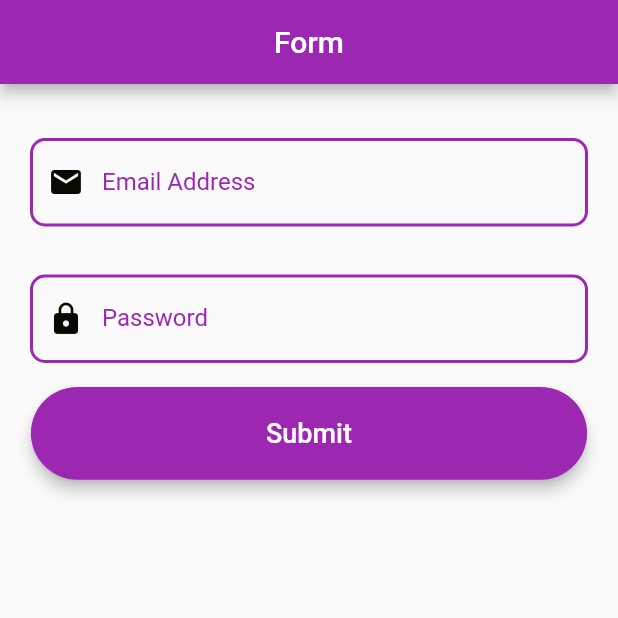
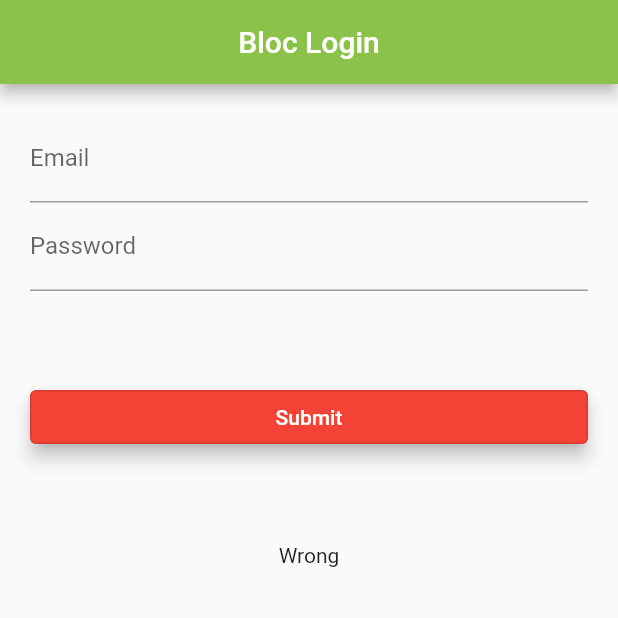
Before and after one commit to Rupesh1307/FlutterDemo, a Flutter app: the screen it shows after launch, on a phone screen of 412 x 824 dp, the top half of it. Run offline on Flutter 3.47's test engine with Material 2 defaults, Android fonts, the phone set to English and light mode, and no system bars; our stand-ins replace dio, flutter_bloc.

Commit message:
learning bloc pattern:

```diff
--- a/lib/main.dart
+++ b/lib/main.dart
@@ -3,8 +3,9 @@ import 'src/screens/app.dart';
 import 'src/screens/login.dart';
 import 'src/screens/apicall.dart';
 import 'src/screens/form.dart';
+import 'src/screens/bloc_login.dart';
 
 void main() {
-  runApp(const MaterialApp(title: 'Apicall', home: Formui()));
+  runApp(MaterialApp(title: 'Apicall', home: BlocLogin()));
   //runApp(Apicall());
 }
--- /dev/null
+++ b/lib/src/blocs/loginbloc/login_bloc.dart
@@ -0,0 +1,34 @@
+import 'package:flutter_bloc/flutter_bloc.dart';
+import 'login_event.dart';
+import 'login_state.dart';
+
+class LoginBloc extends Bloc<LoginEvent, BlocLoginState> {
+  LoginBloc() : super(LoginInitalState()) {
+    //Email
+    on<LoginEmailChangeEvent>((event, emit) {
+      if (event.emailValue == null || event.emailValue.isEmpty) {
+        emit(LoginEmailErrorState('Email filed is required'));
+      } else if (!RegExp(r'\S+@\S+\.\S+').hasMatch(event.emailValue)) {
+        emit(LoginEmailErrorState('Please enter the vaild email.'));
+      } else {
+        emit(LoginEmailValidState());
+      }
+    });
+
+//Password
+    on<LoginPasswordChangeEvent>((event, emit) {
+      if (event.passwordValue == null || event.passwordValue.isEmpty) {
+        emit(LoginPasswordErrorState('Password filed is required'));
+      } else if (!RegExp(
+              r'^(?=.*?[A-Z])(?=.*?[a-z])(?=.*?[0-9])(?=.*?[!@#\$&*~]).{8,}$')
+          .hasMatch(event.passwordValue)) {
+        emit(LoginPasswordErrorState('Please enter the vaild Password.'));
+      } else {
+        emit(LoginPasswordValidState());
+      }
+    });
+
+    //Submit
+    on<LoginSubmitEvent>((event, emit) => {emit(LoginSubmitState())});
+  }
+}
--- /dev/null
+++ b/lib/src/blocs/loginbloc/login_event.dart
@@ -0,0 +1,18 @@
+abstract class LoginEvent {}
+
+class LoginEmailChangeEvent extends LoginEvent {
+  final String emailValue;
+
+  LoginEmailChangeEvent(this.emailValue);
+}
+
+class LoginPasswordChangeEvent extends LoginEvent {
+  final String passwordValue;
+
+  LoginPasswordChangeEvent(this.passwordValue);
+}
+
+class LoginSubmitEvent extends LoginEvent {
+  // final String email, password;
+  // LoginSubmitEvent(this.email, this.password);
+}
--- /dev/null
+++ b/lib/src/blocs/loginbloc/login_state.dart
@@ -0,0 +1,19 @@
+abstract class BlocLoginState {}
+
+class LoginInitalState extends BlocLoginState {}
+
+class LoginEmailValidState extends BlocLoginState {}
+
+class LoginEmailErrorState extends BlocLoginState {
+  final String emailError;
+  LoginEmailErrorState(this.emailError);
+}
+
+class LoginPasswordValidState extends BlocLoginState {}
+
+class LoginPasswordErrorState extends BlocLoginState {
+  final String passwordError;
+  LoginPasswordErrorState(this.passwordError);
+}
+
+class LoginSubmitState extends BlocLoginState {}
--- /dev/null
+++ b/lib/src/screens/bloc_login.dart
@@ -0,0 +1,137 @@
+// ignore_for_file: must_be_immutable
+
+import 'package:demo/src/blocs/loginbloc/login_bloc.dart';
+import 'package:demo/src/blocs/loginbloc/login_state.dart';
+import 'package:flutter/material.dart';
+import 'package:flutter_bloc/flutter_bloc.dart';
+import '../blocs/loginbloc/login_event.dart';
+
+class BlocLogin extends StatelessWidget {
+  BlocLogin({Key? key}) : super(key: key);
+
+  TextEditingController emailController = TextEditingController();
+  TextEditingController passwordController = TextEditingController();
+
+  @override
+  Widget build(BuildContext context) {
+    return Scaffold(
+      appBar: AppBar(
+        title: const Text(
+          'Bloc Login',
+          style: TextStyle(color: Colors.white),
+        ),
+        centerTitle: true,
+        backgroundColor: Colors.lightGreen,
+      ),
+      body: SafeArea(
+        child: BlocProvider(
+          create: (context) => LoginBloc(),
+          child: Container(
+            margin: const EdgeInsets.all(20),
+            child: Column(
+              children: <Widget>[
+                BlocBuilder<LoginBloc, BlocLoginState>(
+                    builder: (context, state) {
+                  return emailTextField(context, state);
+                }),
+                BlocBuilder<LoginBloc, BlocLoginState>(
+                    builder: (context, state) {
+                  return passwordTextField(context, state);
+                }),
+                Container(
+                  margin: const EdgeInsets.symmetric(vertical: 30),
+                ),
+                BlocBuilder<LoginBloc, BlocLoginState>(
+                    builder: (context, state) {
+                  return submitButton(context, state);
+                }),
+                Container(
+                  margin: const EdgeInsets.symmetric(vertical: 30),
+                ),
+                BlocBuilder<LoginBloc, BlocLoginState>(
+                    builder: (context, state) {
+                  if (state is LoginSubmitState) {
+                    return Text("Right");
+                  } else {
+                    return Text('Wrong');
+                  }
+                }),
+              ],
+            ),
+          ),
+        ),
+      ),
+    );
+  }
+
+  Widget emailTextField(context, state) {
+    return Column(
+      crossAxisAlignment: CrossAxisAlignment.start,
+      children: <Widget>[
+        TextField(
+          controller: emailController,
+          decoration: const InputDecoration(
+            label: Text('Email'),
+            hintText: 'abc@example.com',
+          ),
+          onChanged: (value) {
+            BlocProvider.of<LoginBloc>(context)
+                .add(LoginEmailChangeEvent(emailController.text));
+          },
+        ),
+        (state is LoginEmailErrorState)
+            ? Text(
+                state.emailError,
+                style: const TextStyle(color: Colors.red),
+              )
+            : Container(),
+      ],
+    );
+  }
+
+  Widget passwordTextField(context, state) {
+    return Column(
+      crossAxisAlignment: CrossAxisAlignment.start,
+      children: <Widget>[
+        TextField(
+          controller: passwordController,
+          decoration: const InputDecoration(
+            label: Text('Password'),
+            hintText: 'Enter password',
+          ),
+          onChanged: (value) {
+            BlocProvider.of<LoginBloc>(context)
+                .add(LoginPasswordChangeEvent(passwordController.text));
+          },
+          obscureText: true,
+        ),
+        (state is LoginPasswordErrorState)
+            ? Text(
+                state.passwordError,
+                style: const TextStyle(color: Colors.red),
+              )
+            : Container(),
+      ],
+    );
+  }
+
+  Widget submitButton(context, state) {
+    return SizedBox(
+      width: MediaQuery.of(context).size.width,
+      child: OutlinedButton(
+        style: ElevatedButton.styleFrom(
+          primary:
+              (state is LoginEmailValidState) ? Colors.lightGreen : Colors.red,
+          elevation: 5,
+        ),
+        onPressed: () {
+          BlocProvider.of<LoginBloc>(context).add(LoginSubmitEvent());
+        },
+        child: const Text(
+          'Submit',
+          style: TextStyle(color: Colors.white),
+        ),
+      ),
+    );
+  }
+}
--- a/pubspec.yaml
+++ b/pubspec.yaml
@@ -35,6 +35,7 @@ dependencies:
   cupertino_icons: ^1.0.2
   http: ^0.13.4
   dio: ^4.0.6
+  flutter_bloc: ^8.0.1
 
 dev_dependencies:
   flutter_test:
```
Also changed, not shown: pubspec.lock.
